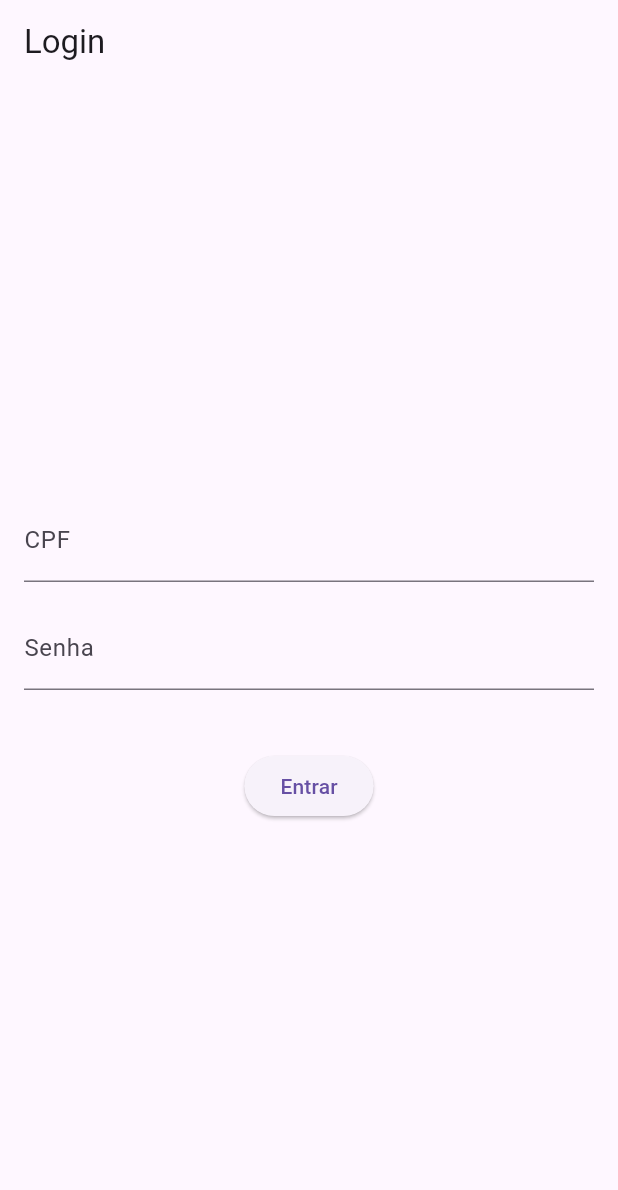
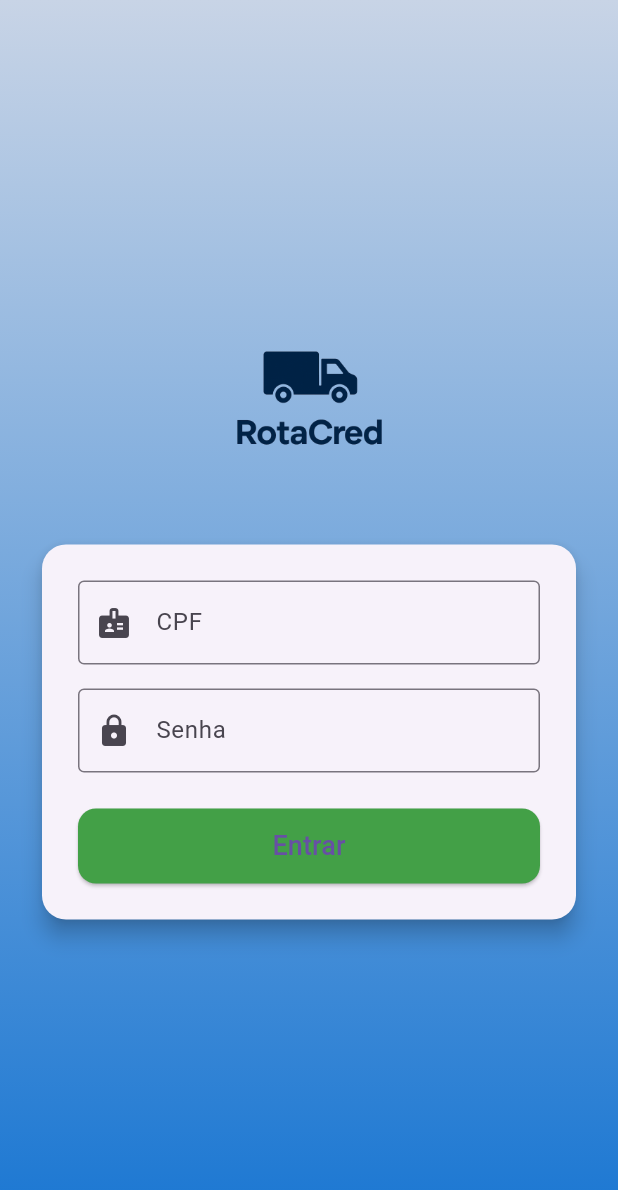
Before and after one commit to davicruz23/rotacred_app, a Flutter app: the screen it shows after launch, on a phone screen of 412 x 824 dp. Shown: the top 1190 px of the screen. Run offline on Flutter 3.47's test engine with Material 3 defaults, Android fonts, the phone set to English and light mode, and no system bars; our stand-ins replace shared_preferences; missing offline and left inert: jwt_decode.

Commit message:
ajuste na tela de login e imprementação de logout!

```diff
--- a/lib/ui/login_screen.dart
+++ b/lib/ui/login_screen.dart
@@ -22,34 +22,96 @@ class _LoginScreenState extends State<LoginScreen> {
   @override
   Widget build(BuildContext context) {
     return Scaffold(
-      appBar: AppBar(title: const Text('Login')),
-      body: Padding(
-        padding: const EdgeInsets.all(16.0),
+      body: Container(
+        width: double.infinity,
+        decoration: const BoxDecoration(
+          gradient: LinearGradient(
+            colors: [Color.fromARGB(255, 200, 212, 230), Color(0xFF1976D2)],
+            begin: Alignment.topCenter,
+            end: Alignment.bottomCenter,
+          ),
+        ),
+        child: Center(
+          child: SingleChildScrollView(
+            padding: const EdgeInsets.symmetric(horizontal: 24.0),
             child: Column(
               mainAxisAlignment: MainAxisAlignment.center,
               children: [
+                // Logo
+                Image.asset(
+                  'assets/logo.png', // coloque sua logo aqui
+                  height: 120,
+                ),
+                const SizedBox(height: 32),
+
+                // Card de login
+                Card(
+                  elevation: 6,
+                  shape: RoundedRectangleBorder(
+                    borderRadius: BorderRadius.circular(16),
+                  ),
+                  child: Padding(
+                    padding: const EdgeInsets.all(24.0),
+                    child: Column(
+                      children: [
                         TextField(
                           controller: _cpfController,
-              decoration: const InputDecoration(labelText: 'CPF'),
+                          decoration: const InputDecoration(
+                            prefixIcon: Icon(Icons.badge),
+                            labelText: 'CPF',
+                            border: OutlineInputBorder(),
+                          ),
                           keyboardType: TextInputType.number,
                         ),
                         const SizedBox(height: 16),
                         TextField(
                           controller: _passwordController,
-              decoration: const InputDecoration(labelText: 'Senha'),
+                          decoration: const InputDecoration(
+                            prefixIcon: Icon(Icons.lock),
+                            labelText: 'Senha',
+                            border: OutlineInputBorder(),
+                          ),
                           obscureText: true,
                         ),
                         const SizedBox(height: 24),
-            if (_error != null)
-              Text(_error!, style: const TextStyle(color: Colors.red)),
-            const SizedBox(height: 16),
-            ElevatedButton(
+                        SizedBox(
+                          width: double.infinity,
+                          height: 50,
+                          child: ElevatedButton(
+                            style: ElevatedButton.styleFrom(
+                              backgroundColor: Colors.green.shade600,
+                              shape: RoundedRectangleBorder(
+                                borderRadius: BorderRadius.circular(12),
+                              ),
+                            ),
                             onPressed: _isLoading ? null : _login,
                             child: _isLoading
-                  ? const CircularProgressIndicator(color: Colors.white)
-                  : const Text('Entrar'),
+                                ? const CircularProgressIndicator(
+                                    color: Colors.white,
+                                  )
+                                : const Text(
+                                    'Entrar',
+                                    style: TextStyle(fontSize: 18),
+                                  ),
+                          ),
+                        ),
+                        if (_error != null) ...[
+                          const SizedBox(height: 16),
+                          Text(
+                            _error!,
+                            style: const TextStyle(
+                              color: Colors.red,
+                              fontSize: 14,
+                            ),
                           ),
                         ],
+                      ],
+                    ),
+                  ),
+                ),
+              ],
+            ),
+          ),
         ),
       ),
     );
@@ -68,8 +130,6 @@ Future<void> _login() async {
       );
 
       final token = result['token'];
-    print('Login bem-sucedido: $token');
-
       Map<String, dynamic> payload = Jwt.parseJwt(token);
 
       final user = User(
@@ -82,11 +142,8 @@ Future<void> _login() async {
       if (!mounted) return;
       Navigator.pushReplacement(
         context,
-      MaterialPageRoute(
-        builder: (context) => HomeScreen(user: user),
-      ),
+        MaterialPageRoute(builder: (context) => HomeScreen(user: user)),
       );
-
     } catch (e) {
       setState(() {
         _error = e.toString();
@@ -97,5 +154,4 @@ Future<void> _login() async {
       });
     }
   }
-
 }
--- a/pubspec.yaml
+++ b/pubspec.yaml
@@ -1,6 +1,6 @@
 name: rotacred_app
 description: "A new Flutter project."
-publish_to: 'none'
+publish_to: "none"
 version: 0.1.0
 
 environment:
@@ -11,6 +11,7 @@ dependencies:
     sdk: flutter
   http: ^1.5.0
   jwt_decode: ^0.3.1
+  shared_preferences: ^2.2.2
 
 dev_dependencies:
   flutter_test:
@@ -19,3 +20,6 @@ dev_dependencies:
 
 flutter:
   uses-material-design: true
+
+  assets:
+  - assets/logo.png
```
Also changed, not shown: lib/services/auth_service.dart (+18 -1 lines), lib/ui/fiscal/inspector_screen.dart (+29 -5 lines), lib/ui/funcionario/funcionario_screen.dart (+18 -2 lines), lib/ui/seller/seller_screen.dart (+37 -8 lines), assets/logo.png (added), pubspec.lock, 1 other file. Lines whose indentation alone changed are shown as unchanged.
